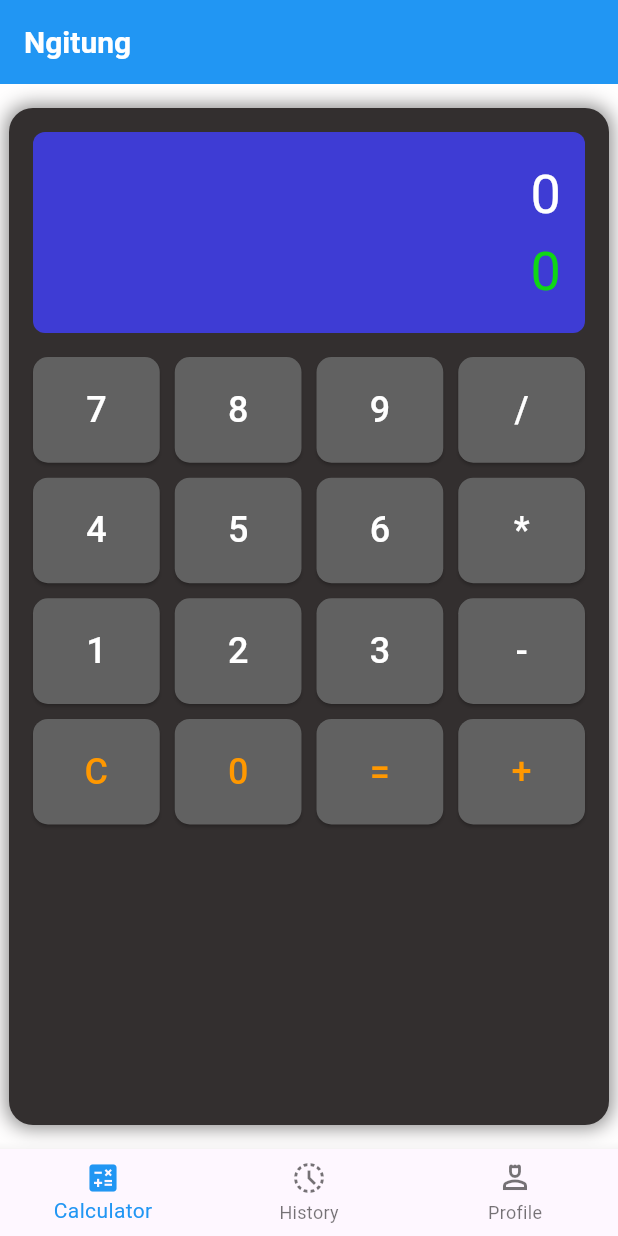
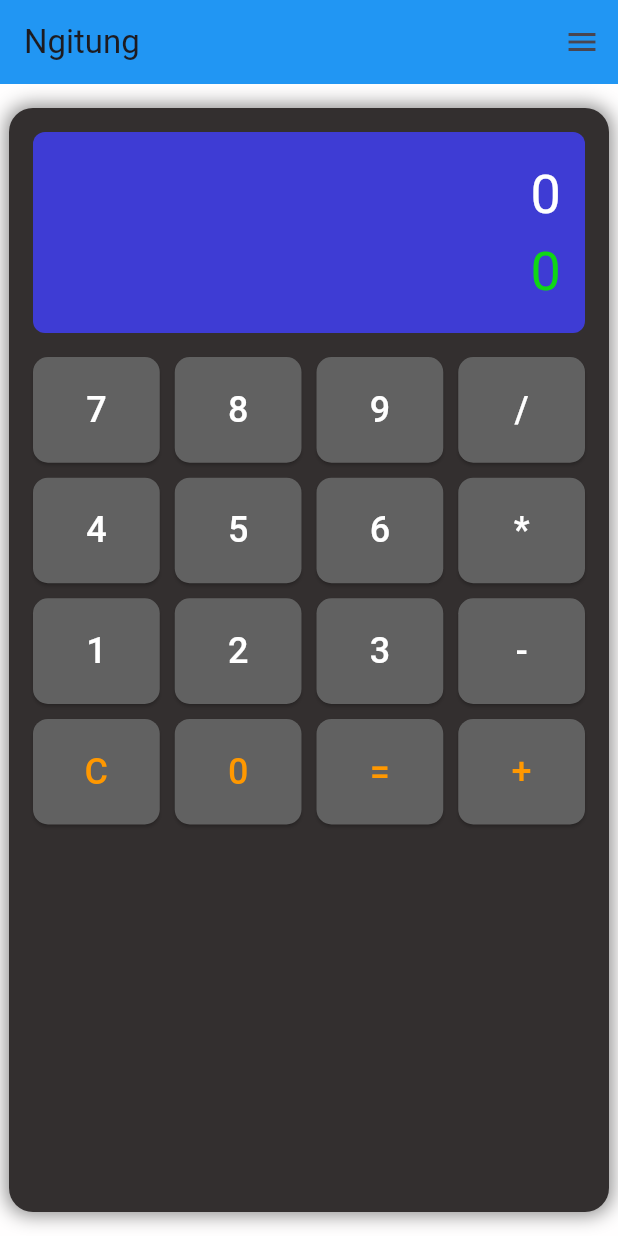
Before and after one commit to daymouse/flutter_calculator, a Flutter app: the screen it shows after launch, on a phone screen of 412 x 824 dp. Run offline on Flutter 3.47's test engine with Material 3 defaults, Android fonts, the phone set to English and light mode, and no system bars; missing offline and left inert: expressions.

Commit message:
memperbaiki bug navbar

```diff
--- a/lib/main.dart
+++ b/lib/main.dart
@@ -1,11 +1,10 @@
-// main.dart
 import 'package:flutter/material.dart';
 import 'package:calculator_flutter/calculator.dart';
 import 'package:calculator_flutter/riwayat.dart';
 import 'package:calculator_flutter/profile.dart';
-import 'navbar.dart';
 import 'package:provider/provider.dart';
 import 'providerhis.dart';
+import 'navbar.dart';
 
 void main() {
   runApp(
@@ -14,7 +13,7 @@ void main() {
         ChangeNotifierProvider(create: (context) => HistoryProvider()),
       ],
       child: const MaterialApp(
-        home: MainScreen(), // Gantilah dengan halaman utama aplikasi
+        home: MainScreen(),
         debugShowCheckedModeBanner: false,
       ),
     ),
@@ -37,7 +36,6 @@ class _MainScreenState extends State<MainScreen> {
     const Profil(),
   ];
 
-
   void _onItemTapped(int index) {
     setState(() {
       _selectedIndex = index;
@@ -46,21 +44,57 @@ class _MainScreenState extends State<MainScreen> {
 
    @override
   Widget build(BuildContext context) {
+    return LayoutBuilder(
+      builder: (context, constraints) {
+        bool isDesktop = constraints.maxWidth > 800;
+
         return Scaffold(
-  appBar: AppBar(
-    title: const Text('Ngitung'),
-    titleTextStyle: const TextStyle(
-      fontSize: 20,
-      fontWeight: FontWeight.bold, // Gunakan fontWeight untuk bold
-      color: Colors.white,
-    ),
-    backgroundColor: Colors.blue,
-  ),
-  body: _pages[_selectedIndex],
-  bottomNavigationBar: MyNavbar(
+          appBar: MyNavbar(
             currentIndex: _selectedIndex,
             onTap: _onItemTapped,
           ),
+          body: _pages[_selectedIndex],
+
+          // Gunakan Builder agar mendapatkan context yang benar
+        bottomNavigationBar: isDesktop
+          ? null
+          : null,
+
+
+          // Drawer hanya di mobile
+          endDrawer: isDesktop
+              ? null
+              : Drawer(
+                  child: ListView(
+                    padding: EdgeInsets.zero,
+                    children: [
+                      const DrawerHeader(
+                        decoration: BoxDecoration(color: Colors.blue),
+                        child: Text(
+                          'Menu',
+                          style: TextStyle(color: Colors.white, fontSize: 20),
+                        ),
+                      ),
+                      ListTile(
+                        leading: const Icon(Icons.calculate),
+                        title: const Text('Calculator'),
+                        onTap: () => _onItemTapped(0),
+                      ),
+                      ListTile(
+                        leading: const Icon(Icons.history_toggle_off_sharp),
+                        title: const Text('History'),
+                        onTap: () => _onItemTapped(1),
+                      ),
+                      ListTile(
+                        leading: const Icon(Icons.person_4_outlined),
+                        title: const Text('Profile'),
+                        onTap: () => _onItemTapped(2),
+                      ),
+                    ],
+                  ),
+                ),
+        );
+      },
     );
   }
 }
--- a/lib/navbar.dart
+++ b/lib/navbar.dart
@@ -1,7 +1,6 @@
-// navbar.dart
 import 'package:flutter/material.dart';
 
-class MyNavbar extends StatelessWidget {
+class MyNavbar extends StatelessWidget implements PreferredSizeWidget {
   final int currentIndex;
   final Function(int) onTap;
 
@@ -13,15 +12,42 @@ class MyNavbar extends StatelessWidget {
 
   @override
   Widget build(BuildContext context) {
-    return BottomNavigationBar(
-      items: const [
-        BottomNavigationBarItem(icon: Icon(Icons.calculate), label: 'Calculator'),
-        BottomNavigationBarItem(icon: Icon(Icons.history_toggle_off_sharp), label: 'History'),
-        BottomNavigationBarItem(icon: Icon(Icons.person_4_outlined), label: 'Profile'),
-      ],
-      currentIndex: currentIndex,
-      selectedItemColor: Colors.blue,
-      onTap: onTap,
+    return LayoutBuilder(
+      builder: (context, constraints) {
+        bool isDesktop = constraints.maxWidth > 800; // Cek ukuran layar
+
+        return AppBar(
+          title: const Text("Ngitung"),
+          backgroundColor: Colors.blue,
+          actions: isDesktop
+              ? [
+                  _buildNavItem(Icons.calculate, 'Calculatorr', 0),
+                  _buildNavItem(Icons.history_toggle_off_sharp, 'History', 1),
+                  _buildNavItem(Icons.person_4_outlined, 'Profile', 2),
+                ]
+              : [
+                  Builder(
+                    builder: (context) => IconButton(
+                      icon: const Icon(Icons.menu),
+                      onPressed: () {
+                        Scaffold.of(context).openEndDrawer();
+                      },
+                    ),
+                  ),
+                ],
+        );
+      },
     );
   }
+
+  Widget _buildNavItem(IconData icon, String label, int index) {
+    return TextButton.icon(
+      onPressed: () => onTap(index),
+      icon: Icon(icon, color: Colors.white),
+      label: Text(label, style: const TextStyle(color: Colors.white)),
+    );
+  }
+
+  @override
+  Size get preferredSize => const Size.fromHeight(kToolbarHeight); // Tinggi default AppBar
 }
```
Also changed, not shown: lib/profile.dart (+48 -2 lines), flutter_01.png (added), lib/sacs.dart (added). Lines whose indentation alone changed are shown as unchanged.
